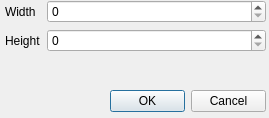
The window that crafter/workshop/resizelayerdialog.ui (crafter2d/crafter2d) describes before a commit, drawn with Qt 5.
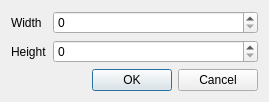
The same window after the commit.

```diff
--- a/crafter/workshop/resizelayerdialog.ui
+++ b/crafter/workshop/resizelayerdialog.ui
@@ -10,7 +10,7 @@
     <x>0</x>
     <y>0</y>
     <width>269</width>
-    <height>118</height>
+    <height>93</height>
    </rect>
   </property>
   <property name="windowTitle">
@@ -19,37 +19,21 @@
   <property name="sizeGripEnabled">
    <bool>false</bool>
   </property>
-  <widget class="QDialogButtonBox" name="buttonBox">
-   <property name="geometry">
-    <rect>
-     <x>110</x>
-     <y>90</y>
-     <width>156</width>
-     <height>23</height>
-    </rect>
-   </property>
-   <property name="orientation">
-    <enum>Qt::Horizontal</enum>
-   </property>
-   <property name="standardButtons">
-    <set>QDialogButtonBox::Cancel|QDialogButtonBox::Ok</set>
-   </property>
-  </widget>
+  <layout class="QVBoxLayout" name="verticalLayout">
+   <item>
   <widget class="QWidget" name="widget" native="true">
-   <property name="geometry">
-    <rect>
-     <x>0</x>
-     <y>0</y>
-     <width>271</width>
-     <height>64</height>
-    </rect>
-   </property>
    <layout class="QFormLayout" name="formLayout">
     <property name="leftMargin">
-     <number>5</number>
+       <number>0</number>
+      </property>
+      <property name="topMargin">
+       <number>0</number>
     </property>
     <property name="rightMargin">
-     <number>5</number>
+       <number>0</number>
+      </property>
+      <property name="bottomMargin">
+       <number>0</number>
     </property>
     <item row="0" column="0">
      <widget class="QLabel" name="label">
@@ -73,6 +57,18 @@
     </item>
    </layout>
   </widget>
+   </item>
+   <item>
+    <widget class="QDialogButtonBox" name="buttonBox">
+     <property name="orientation">
+      <enum>Qt::Horizontal</enum>
+     </property>
+     <property name="standardButtons">
+      <set>QDialogButtonBox::Cancel|QDialogButtonBox::Ok</set>
+     </property>
+    </widget>
+   </item>
+  </layout>
  </widget>
  <resources/>
  <connections>
```
Lines whose indentation alone changed are shown as unchanged.
